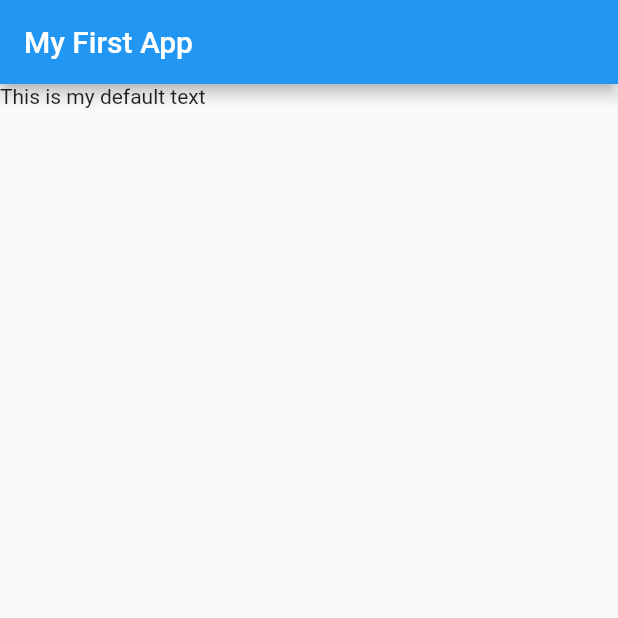
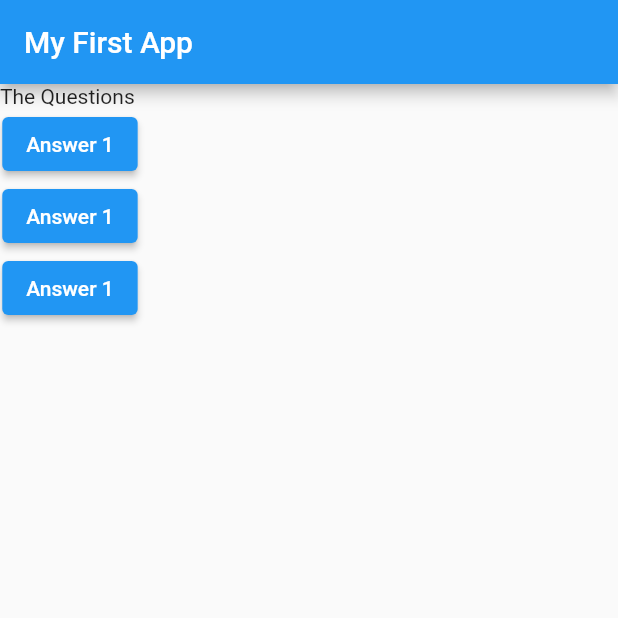
Before and after one commit to Tsenda-Djessy-Flavien/flutter_complete_guide, a Flutter app: the screen it shows after launch, on a phone screen of 412 x 824 dp, the top half of it. Run offline on Flutter 3.47's test engine with Material 2 defaults, Android fonts, the phone set to English and light mode, and no system bars.

Commit message:
print text when i click button

```diff
--- a/lib/main.dart
+++ b/lib/main.dart
@@ -5,15 +5,38 @@ void main() => runApp(const MyApp());
 class MyApp extends StatelessWidget {
   const MyApp({super.key});
 
+  void answerQuestion() => print("Answer chosen !");
+
   @override
   Widget build(BuildContext context) {
+    List<String> question = [
+      "What's your favorite color",
+      "what's your favorite language"
+    ];
+
     return MaterialApp(
       debugShowCheckedModeBanner: false,
       home: Scaffold(
         appBar: AppBar(
           title: Text('My First App'),
         ),
-        body: Text('This is my default text'),
+        body: Column(
+          children: [
+            Text("The Questions "),
+            ElevatedButton(
+              onPressed: answerQuestion,
+              child: Text('Answer 1'),
+            ),
+            ElevatedButton(
+              onPressed: answerQuestion,
+              child: Text('Answer 1'),
+            ),
+            ElevatedButton(
+              onPressed: answerQuestion,
+              child: Text('Answer 1'),
+            ),
+          ],
+        ),
       ),
     );
   }
```
